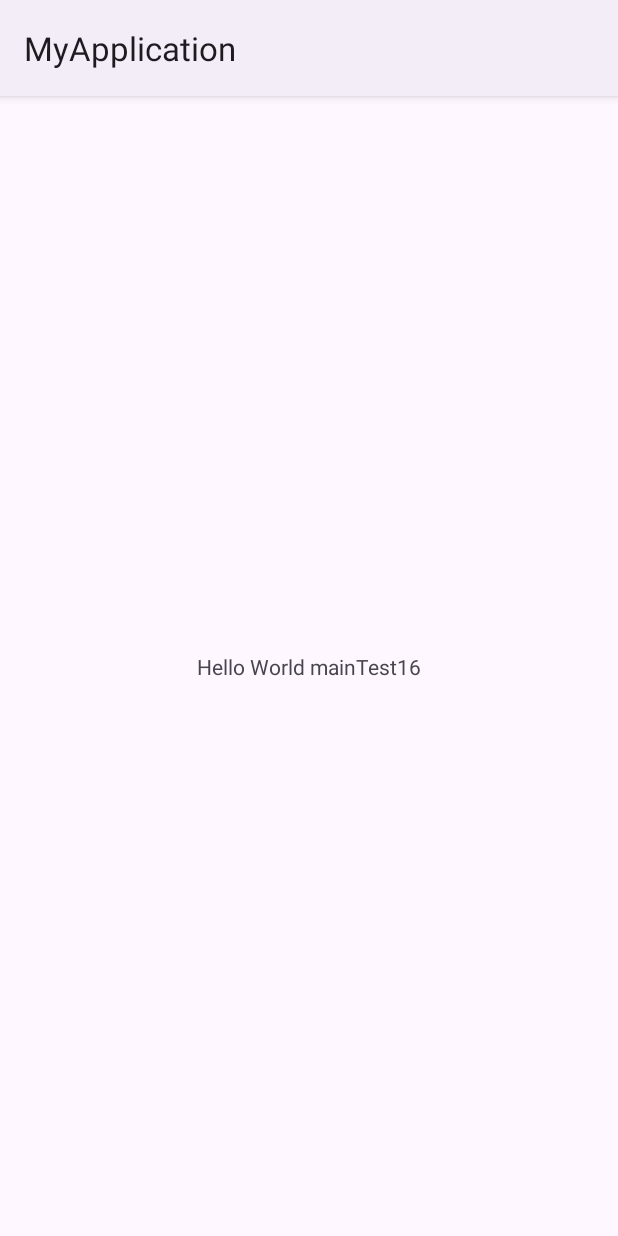
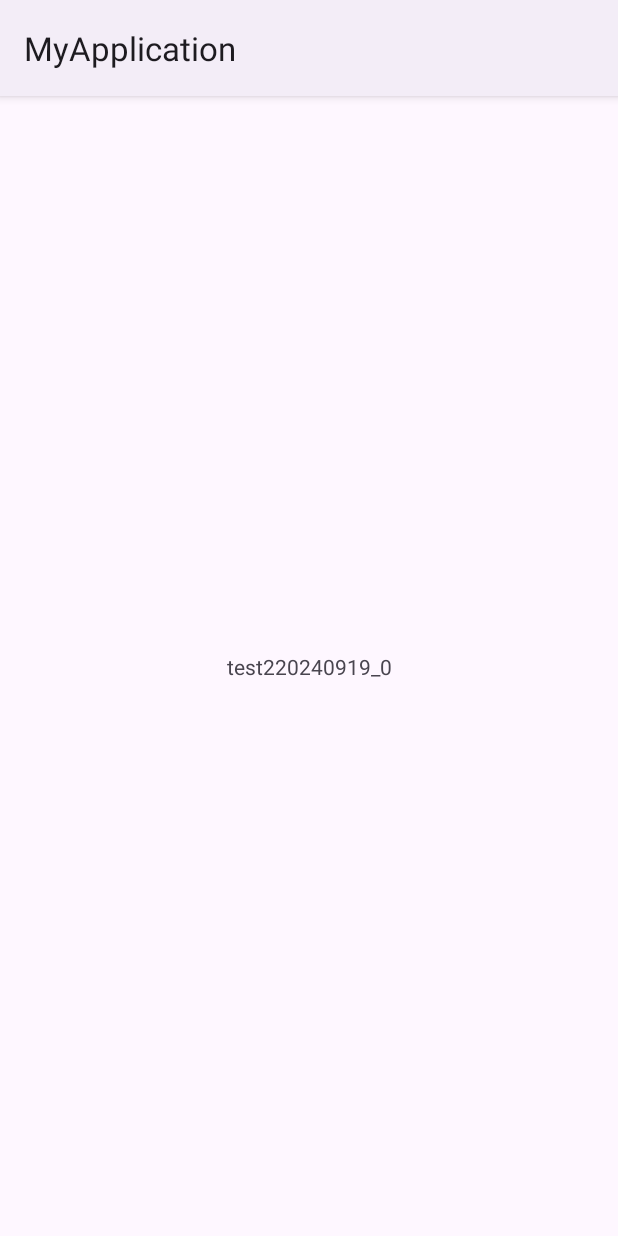
Before and after one commit to emichika/MyApplication, an Android app: the screen it shows after launch (MainActivity), on a phone screen of 412 x 824 dp. Run offline under Robolectric (Android 15) with nearby library versions, the phone set to English and light mode, and no system bars.

Commit message:
test2_20240919_0

```diff
--- a/app/src/main/res/layout/activity_main.xml
+++ b/app/src/main/res/layout/activity_main.xml
@@ -10,7 +10,7 @@
     <TextView
         android:layout_width="wrap_content"
         android:layout_height="wrap_content"
-        android:text="Hello World mainTest16"
+        android:text="test220240919_0"
         app:layout_constraintBottom_toBottomOf="parent"
         app:layout_constraintEnd_toEndOf="parent"
         app:layout_constraintStart_toStartOf="parent"
```
